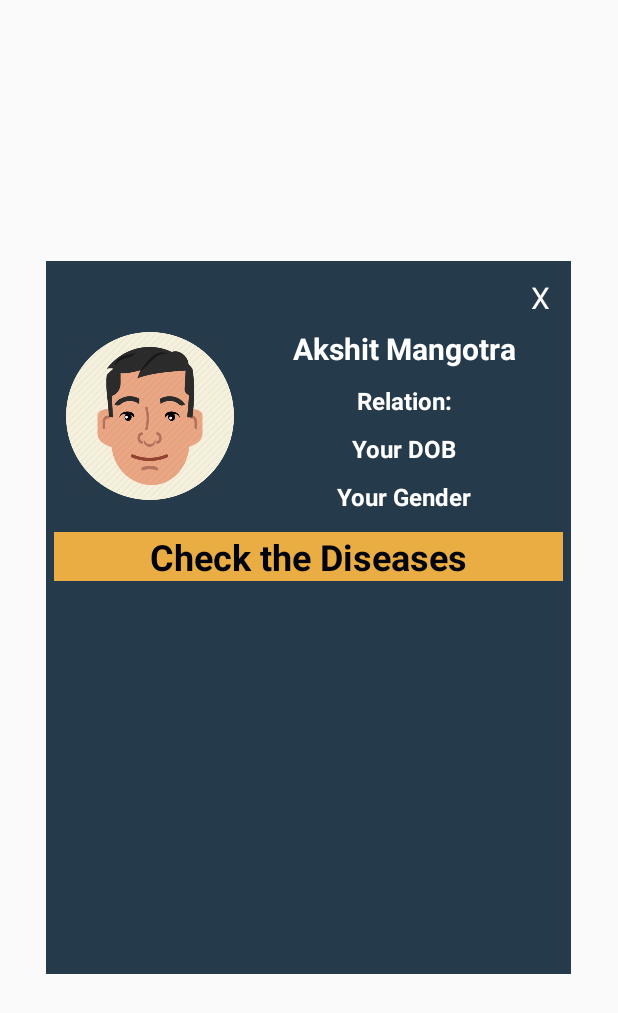
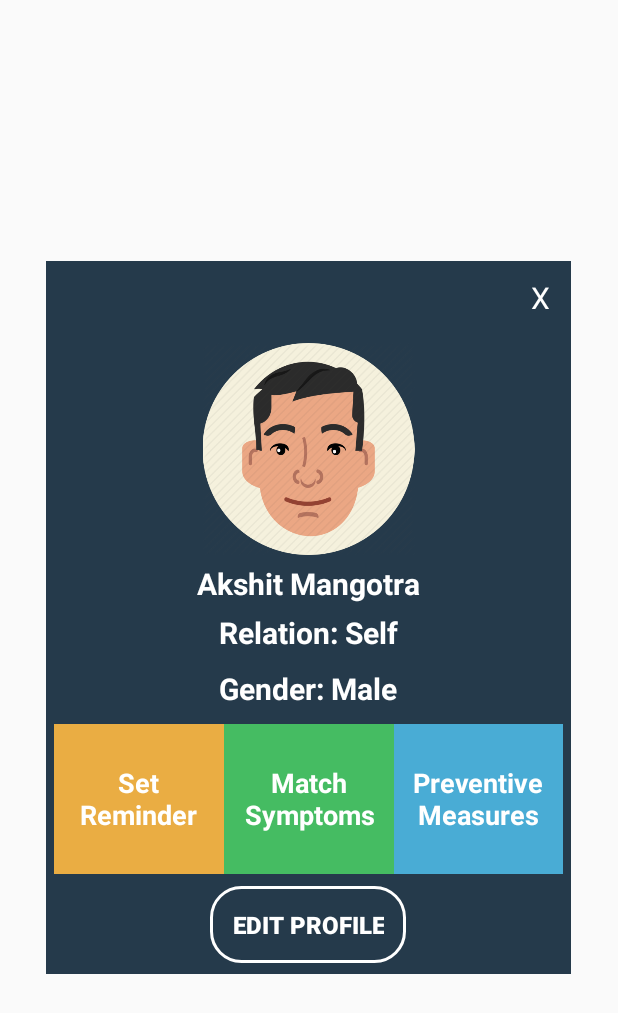
Before and after one commit to Akshit6828/Traverse-Indoor, an Android app: the layout cutom_dialog_profile.xml on its own in the app's theme, with its tools: preview values and no code run, on a phone screen of 412 x 824 dp. Shown: the top 1013 px of the screen. Run offline under Robolectric (Android 15) with nearby library versions, the phone set to English and light mode, and no system bars; Roboto replaces fonts that are not available here.

Commit message:
Profile Dialog Added Completly

```diff
--- /dev/null
+++ b/app/src/main/res/drawable/custom_dialog_button.xml
@@ -0,0 +1,7 @@
+<?xml version="1.0" encoding="utf-8"?>
+<shape xmlns:android="http://schemas.android.com/apk/res/android">
+<stroke android:width="2dp" android:color="@color/white"/>
+    <corners android:radius="20dp"/>
+    <padding android:left="15dp" android:right="15dp" android:bottom="15dp" android:top="15dp"/>
+
+</shape>
--- a/app/src/main/res/layout/cutom_dialog_profile.xml
+++ b/app/src/main/res/layout/cutom_dialog_profile.xml
@@ -12,16 +12,17 @@
     android:layout_height="475dp">
 
     <TextView
-        android:id="@+id/textView23"
+        android:id="@+id/close"
         android:layout_width="30dp"
         android:layout_height="30dp"
+
         android:layout_gravity="end"
         android:layout_marginTop="4dp"
         android:gravity="center"
         android:text="X"
         style="bold"
         android:textSize="20dp"
-        android:textColor="#FFFAFA"
+        android:textColor="@color/white"
         app:layout_constraintBottom_toTopOf="@+id/textView22"
         app:layout_constraintEnd_toEndOf="parent"
         app:layout_constraintHorizontal_bias="0.95"
@@ -33,88 +34,58 @@
             <LinearLayout
                 android:layout_width="match_parent"
                 android:layout_height="wrap_content"
-        android:orientation="horizontal">
-
+                android:orientation="vertical">
 
 
                 <ImageView
+                    android:layout_marginTop="15dp"
                     android:id="@+id/imageView4"
-        android:layout_width="128dp"
-        android:layout_height="112dp"
-        android:layout_gravity="center_vertical"
+                    android:layout_width="255dp"
+                    android:layout_height="141dp"
+                    android:layout_gravity="center"
                     android:src="@drawable/boyfather"
-        app:layout_constraintStart_toStartOf="parent"
                     app:layout_constraintTop_toBottomOf="@+id/textView23">
 
                 </ImageView>
-
-        <LinearLayout
-    android:layout_width="match_parent"
-    android:layout_height="wrap_content"
-    android:orientation="vertical">
-
-            <TextView
-                android:id="@+id/textView22"
+                <EditText
+                    android:cursorVisible="false"
+                    android:longClickable="false"
+                    android:background="@null"
+                    android:id="@+id/idname_custom_dialog"
                     android:layout_width="wrap_content"
                     android:layout_height="wrap_content"
                     android:layout_gravity="center_horizontal"
                     android:gravity="center"
                     android:layout_marginTop="5dp"
+                    android:text="Akshit Mangotra"
+                    android:textColor="@color/white"
+                    android:textSize="20dp"
+                    android:textStyle="bold">
 
-                android:text="Akshit Mangotra"
-                android:textColor="#FFFFFF"
+                </EditText>
+                <TextView
+                    android:id="@+id/idrelation_custom_dialog"
+                    android:layout_width="wrap_content"
+                    android:layout_height="wrap_content"
+                    android:layout_gravity="center_horizontal"
+                    android:gravity="center"
+                    android:layout_marginTop="5dp"
+                    android:text="Relation: Self"
+                    android:textColor="@color/white"
                     android:textSize="20dp"
-                android:textStyle="bold"
-                app:layout_constraintBottom_toTopOf="@+id/textView26"
-                app:layout_constraintEnd_toEndOf="parent"
-                app:layout_constraintHorizontal_bias="0.465"
-                app:layout_constraintStart_toEndOf="@+id/imageView4">
-
+                    android:textStyle="bold">
                 </TextView>
 
                 <TextView
                     android:layout_marginTop="10dp"
-        android:layout_width="wrap_content"
-        android:layout_height="wrap_content"
-        android:layout_gravity="center_horizontal"
-        android:gravity="center"
-        android:text="Relation:"
-        android:textColor="#FFFFFF"
-        android:textSize="16dp"
-        android:textStyle="bold"
-        app:layout_constraintEnd_toEndOf="parent"
-        app:layout_constraintHorizontal_bias="0.439"
-        app:layout_constraintStart_toEndOf="@+id/imageView4"
-        tools:layout_editor_absoluteY="188dp">
-
-    </TextView>
-            <TextView
-
-                android:layout_marginTop="10dp"
-                android:id="@+id/textView26"
-                android:layout_width="wrap_content"
-                android:layout_height="wrap_content"
-                android:layout_gravity="center"
-                android:gravity="center"
-                android:text="Your DOB"
-                android:textColor="#FFFFFF"
-                android:textSize="16dp"
-                android:textStyle="bold"
-                app:layout_constraintEnd_toEndOf="parent"
-                app:layout_constraintHorizontal_bias="0.422"
-                app:layout_constraintStart_toEndOf="@+id/imageView4"
-                tools:layout_editor_absoluteY="144dp">
-            </TextView>
-            <TextView
-                android:layout_marginTop="10dp"
-               android:id="@+id/idgender"
+                    android:id="@+id/idgender_custom_dialog"
                     android:layout_width="wrap_content"
                     android:layout_height="22dp"
                     android:layout_gravity="center_horizontal"
                     android:gravity="center"
-                android:text="Your Gender"
-                android:textColor="#FFFFFF"
-                android:textSize="16dp"
+                    android:text="Gender: Male"
+                    android:textColor="@color/white"
+                    android:textSize="20dp"
                     android:textStyle="bold"
                     app:layout_constraintEnd_toEndOf="parent"
                     app:layout_constraintHorizontal_bias="0.422"
@@ -122,39 +93,98 @@
                     tools:layout_editor_absoluteY="144dp">
                 </TextView>
             </LinearLayout>
+    <LinearLayout
+        android:gravity="center_horizontal"
+        android:layout_marginTop="15dp"
+        android:orientation="horizontal"
+        android:layout_weight="1"
+        android:layout_width="match_parent"
+        android:layout_height="0dp">
+        <LinearLayout
+            android:background="@color/orange"
+            android:gravity="center"
+            android:orientation="vertical"
+            android:layout_weight="1"
+            android:id="@+id/setReminder"
+            android:layout_width="match_parent"
+            android:layout_height="100dp">
+
+            <TextView
+                android:gravity="center"
+                android:layout_width="wrap_content"
+                android:layout_height="wrap_content"
+                android:text="Set\nReminder"
+               android:textStyle="bold"
+                android:textColor="@color/white"
+                android:textSize="18sp">
+
+            </TextView>
+
+        </LinearLayout>
+        <LinearLayout
+            android:background="@color/greendialog"
+            android:gravity="center"
+            android:orientation="vertical"
+            android:id="@+id/match_symptoms"
+            android:layout_weight="1"
+            android:layout_width="match_parent"
+            android:layout_height="100dp">
+
+            <TextView
+                android:gravity="center"
+                android:textStyle="bold"
+                android:layout_width="wrap_content"
+                android:layout_height="wrap_content"
+                android:text="Match Symptoms"
+                android:textColor="@color/white"
+                android:textSize="18sp">
+
+            </TextView>
+
+        </LinearLayout>
+        <LinearLayout
+            android:background="@color/bluelight"
+            android:gravity="center"
+            android:orientation="vertical"
+            android:layout_weight="1"
+            android:id="@+id/preventive_measures"
+            android:layout_width="match_parent"
+            android:layout_height="100dp">
+
+            <TextView
+                android:gravity="center"
+                android:layout_width="wrap_content"
+                android:textStyle="bold"
+                android:layout_height="wrap_content"
+                android:text="Preventive Measures"
+                android:textColor="#FFFFFF"
+                android:textSize="18sp">
+
+            </TextView>
 
         </LinearLayout>
 
-    <androidx.constraintlayout.widget.ConstraintLayout
+
+    </LinearLayout>
+    <LinearLayout
+        android:layout_gravity="center"
+        android:orientation="vertical"
         android:layout_width="match_parent"
-        android:layout_height="match_parent"
-        android:layout_marginTop="10dp"
-        android:orientation="horizontal">
+        android:layout_height="wrap_content">
 
+        <Button
+            android:layout_gravity="center"
+            android:textColor="@color/white"
+            android:textSize="16sp"
+            android:textStyle="bold"
+            android:background="@drawable/custom_dialog_button"
+            android:layout_width="wrap_content"
+            android:layout_marginBottom="2dp"
+            android:layout_height="wrap_content"
+            android:text="Edit Profile">
 
-        <TextView
-            android:layout_width="match_parent"
-            android:layout_height="wrap_content"
-            android:background="@color/orange"
-            android:gravity="center_horizontal"
-            android:text="Check the Diseases"
-            android:textColor="#00020C"
-            android:textSize="24sp"
-            android:textStyle="bold"
-            app:layout_constraintBottom_toBottomOf="parent"
-            app:layout_constraintEnd_toEndOf="parent"
-            app:layout_constraintStart_toStartOf="parent"
-            app:layout_constraintTop_toTopOf="parent"
-            app:layout_constraintVertical_bias="0.00999999">
-
-
-
-
-        </TextView>
-
-    </androidx.constraintlayout.widget.ConstraintLayout>
-
-
+        </Button>
+    </LinearLayout>
 
 
 
```
Also changed, not shown: app/src/main/java/com/akshit/genedetectionapp/PedigreeAnalysis.java (+235 -68 lines), app/src/main/res/layout/custom_dialog_profile_input.xml (added, +41 -0 lines), app/src/main/res/layout/fragment_pedigree_analysis.xml (+14 -18 lines). Lines whose indentation alone changed are shown as unchanged.
